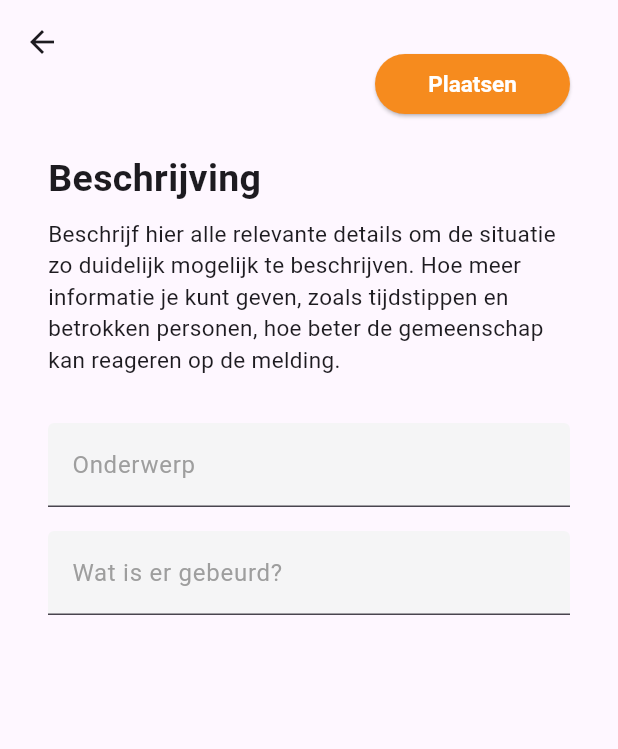
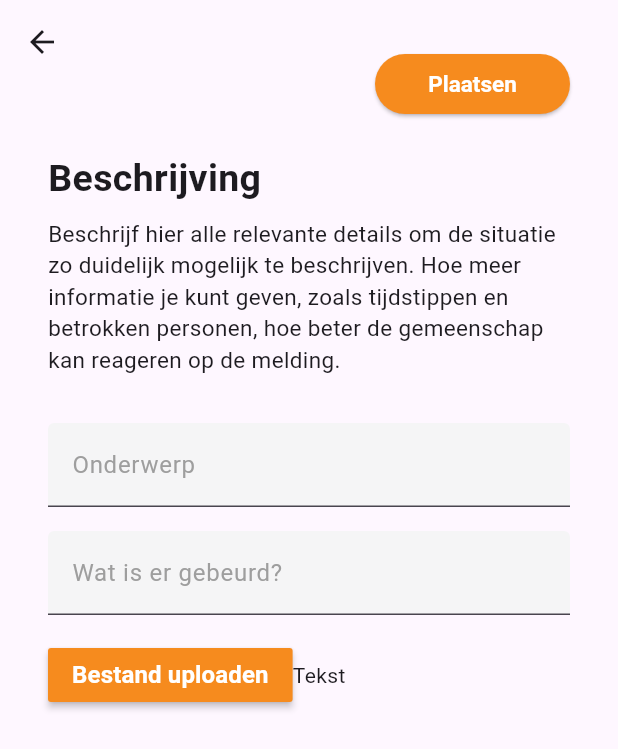
Before and after one commit to brentvanmalsen/safespot, a Flutter app: the BeschrijvingPage screen opened directly, on a phone screen of 412 x 824 dp. Shown: the top 749 px of the screen. Run offline on Flutter 3.47's test engine with Material 3 defaults, Android fonts, the phone set to English and light mode, and no system bars; our stand-ins replace image_picker.

Commit message:
Bestand uploaden functionaliteit gemaakt

```diff
--- a/lib/beschrijving.dart
+++ b/lib/beschrijving.dart
@@ -1,14 +1,35 @@
 import 'package:flutter/material.dart';
+import 'package:image_picker/image_picker.dart';
+import 'dart:io';
 
-class BeschrijvingPage extends StatelessWidget {
+class BeschrijvingPage extends StatefulWidget {
+  @override
+  _BeschrijvingPageState createState() => _BeschrijvingPageState();
+}
+
+class _BeschrijvingPageState extends State<BeschrijvingPage> {
+  File? _selectedImgae;
+
+  Future<void> _pickImageFromGallery() async {
+    final returnedImage =
+        await ImagePicker().pickImage(source: ImageSource.gallery);
+
+    if (returnedImage != null) {
+      setState(() {
+        _selectedImgae = File(returnedImage.path);
+      });
+    }
+  }
+
   @override
   Widget build(BuildContext context) {
     return Scaffold(
       appBar: AppBar(),
-      body: const Column(
+      body: SingleChildScrollView(
+        child: Column(
           crossAxisAlignment: CrossAxisAlignment.start,
           children: [
-          Padding(
+            const Padding(
               padding: const EdgeInsets.only(left: 32, top: 45, right: 32),
               child: Text(
                 'Beschrijving',
@@ -19,7 +40,7 @@ class BeschrijvingPage extends StatelessWidget {
                 ),
               ),
             ),
-          Padding(
+            const Padding(
               padding: const EdgeInsets.symmetric(horizontal: 32),
               child: Padding(
                 padding: const EdgeInsets.fromLTRB(0, 8, 0, 16),
@@ -37,8 +58,8 @@ class BeschrijvingPage extends StatelessWidget {
               child: Column(
                 crossAxisAlignment: CrossAxisAlignment.start,
                 children: [
-                SizedBox(height: 16),
-                TextField(
+                  const SizedBox(height: 16),
+                  const TextField(
                     decoration: InputDecoration(
                       labelText: 'Onderwerp',
                       labelStyle: TextStyle(color: Colors.grey),
@@ -49,8 +70,8 @@ class BeschrijvingPage extends StatelessWidget {
                       fillColor: Color(0xFFF5F5F6),
                     ),
                   ),
-                SizedBox(height: 16),
-                TextField(
+                  const SizedBox(height: 16),
+                  const TextField(
                     keyboardType: TextInputType.multiline,
                     maxLines: null,
                     decoration: InputDecoration(
@@ -64,26 +85,50 @@ class BeschrijvingPage extends StatelessWidget {
                       fillColor: Color(0xFFF5F5F6),
                     ),
                   ),
+                  const SizedBox(height: 16),
+                  Row(
+                    children: [
+                      MaterialButton(
+                        color: Color(0xFFF68B1E),
+                        child: const Text(
+                          "Bestand uploaden",
+                          style: TextStyle(
+                              color: Colors.white,
+                              fontWeight: FontWeight.bold,
+                              fontSize: 16),
+                        ),
+                        onPressed: _pickImageFromGallery,
+                      ),
+                      const SizedBox(
+                        height: 20,
+                      ),
+                      if (_selectedImgae != null)
+                        Image.file(_selectedImgae!)
+                      else
+                        const Text("Tekst")
+                    ],
+                  ),
                 ],
               ),
             ),
           ],
         ),
+      ),
       floatingActionButton: Container(
-        margin: EdgeInsets.only(right: 16),
+        margin: const EdgeInsets.only(right: 16),
         width: 130,
         child: ElevatedButton(
           onPressed: () {},
           style: ElevatedButton.styleFrom(
             backgroundColor: Color(0xFFF68B1E),
             foregroundColor: Colors.white,
-            textStyle: TextStyle(
+            textStyle: const TextStyle(
               color: Colors.white,
               fontWeight: FontWeight.bold,
               fontSize: 15,
             ),
           ),
-          child: Text('Plaatsen'),
+          child: const Text('Plaatsen'),
         ),
       ),
       floatingActionButtonLocation: FloatingActionButtonLocation.endTop,
```
Also changed, not shown: 3 other files. Lines whose indentation alone changed are shown as unchanged.
